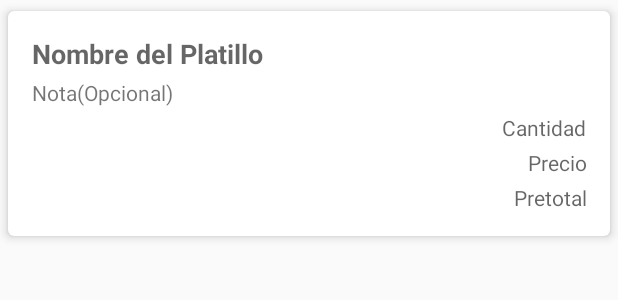
After one commit to JAntonioCV/XallyApp, an Android app: the layout detalle_orden_item.xml on its own in the app's theme, with its tools: preview values and no code run, on a phone screen of 412 x 824 dp. The commit adds this screen. Shown: the top 300 px of the screen. Run offline under Robolectric (Android 15) with nearby library versions, the phone set to English and light mode, and no system bars; network calls fail.

Commit message:
Detalle de las ordenes

```diff
--- a/app/src/main/java/com/jantonioc/xallyapp/Fragments/Categorias.java
+++ b/app/src/main/java/com/jantonioc/xallyapp/Fragments/Categorias.java
@@ -3,11 +3,13 @@ package com.jantonioc.xallyapp.Fragments;
 
 import android.os.Bundle;
 
+import androidx.annotation.NonNull;
 import androidx.appcompat.app.AlertDialog;
 import androidx.appcompat.widget.Toolbar;
 import androidx.fragment.app.Fragment;
 import androidx.fragment.app.FragmentManager;
 import androidx.fragment.app.FragmentTransaction;
+import androidx.recyclerview.widget.ItemTouchHelper;
 import androidx.recyclerview.widget.LinearLayoutManager;
 import androidx.recyclerview.widget.RecyclerView;
 
@@ -79,6 +81,7 @@ public class Categorias extends Fragment implements CategoriaAdapter.Evento {
 
         progressBar= rootView.findViewById(R.id.progressBar);
         progressBar.setVisibility(View.VISIBLE);
+
         listaCategoria();
 
         return rootView;
--- a/app/src/main/java/com/jantonioc/xallyapp/Fragments/Menus.java
+++ b/app/src/main/java/com/jantonioc/xallyapp/Fragments/Menus.java
@@ -252,6 +252,8 @@ public class Menus extends Fragment {
 
                         detalleDeOrden.setCantidad(Integer.valueOf(txtcantidad.getEditText().getText().toString()));
                         detalleDeOrden.setNota(txtnota.getEditText().getText().toString());
+                        detalleDeOrden.setNombreplatillo(obj.getDescripcion());
+                        detalleDeOrden.setPrecio(obj.getPrecio());
                         detalleDeOrden.setMenuid(obj.getId());
                         detalleDeOrden.setOrdenid(1);
 
--- /dev/null
+++ b/app/src/main/res/drawable/ic_send_white.xml
@@ -0,0 +1,5 @@
+<vector android:height="24dp" android:tint="#FFFFFF"
+    android:viewportHeight="24.0" android:viewportWidth="24.0"
+    android:width="24dp" xmlns:android="http://schemas.android.com/apk/res/android">
+    <path android:fillColor="#FF000000" android:pathData="M2.01,21L23,12 2.01,3 2,10l15,2 -15,2z"/>
+</vector>
--- /dev/null
+++ b/app/src/main/res/layout/detalle_orden_item.xml
@@ -0,0 +1,75 @@
+<?xml version="1.0" encoding="utf-8"?>
+<androidx.cardview.widget.CardView xmlns:android="http://schemas.android.com/apk/res/android"
+    xmlns:app="http://schemas.android.com/apk/res-auto"
+    xmlns:tools="http://schemas.android.com/tools"
+    android:layout_width="match_parent"
+    android:layout_height="wrap_content"
+    app:cardCornerRadius="4dp"
+    app:cardElevation="4dp"
+    app:cardUseCompatPadding="true"
+    tools:ignore="Overdraw">
+
+    <LinearLayout
+        android:id="@+id/flag"
+        android:layout_width="match_parent"
+        android:layout_height="wrap_content"
+        android:orientation="vertical">
+
+        <LinearLayout
+            android:layout_width="match_parent"
+            android:layout_height="wrap_content"
+            android:orientation="vertical"
+            android:padding="16dp">
+
+            <!-- Title, secondary and supporting text -->
+            <TextView
+                android:id="@+id/itemplatillo"
+                android:layout_width="match_parent"
+                android:layout_height="wrap_content"
+                android:paddingBottom="4dp"
+                android:text="Nombre del Platillo"
+                android:textAppearance="@style/TextAppearance.AppCompat.Medium"
+                android:textStyle="bold" />
+
+            <TextView
+                android:id="@+id/itemnota"
+                android:layout_width="match_parent"
+                android:layout_height="wrap_content"
+                android:paddingBottom="4dp"
+                android:text="Nota(Opcional)"
+                android:textAppearance="@style/TextAppearance.AppCompat.Small" />
+
+            <TextView
+                android:id="@+id/itemcantidad"
+                android:layout_width="match_parent"
+                android:layout_height="wrap_content"
+                android:gravity="right"
+                android:paddingBottom="4dp"
+                android:text="Cantidad"
+                android:textAppearance="@style/TextAppearance.AppCompat.Small"
+                android:textColor="?android:attr/textColorSecondary" />
+
+            <TextView
+                android:id="@+id/itemprecio"
+                android:layout_width="match_parent"
+                android:layout_height="wrap_content"
+                android:gravity="right"
+                android:paddingBottom="4dp"
+                android:text="Precio"
+                android:textAppearance="@style/TextAppearance.AppCompat.Small"
+                android:textColor="?android:attr/textColorSecondary" />
+
+            <TextView
+                android:id="@+id/itempretotal"
+                android:layout_width="match_parent"
+                android:layout_height="wrap_content"
+                android:gravity="right"
+                android:text="Pretotal"
+                android:textAppearance="@style/TextAppearance.AppCompat.Small"
+                android:textColor="?android:attr/textColorSecondary" />
+
+        </LinearLayout>
+
+    </LinearLayout>
+
+</androidx.cardview.widget.CardView>
--- a/app/src/main/res/layout/fragment_menu.xml
+++ b/app/src/main/res/layout/fragment_menu.xml
@@ -17,6 +17,4 @@
         android:layout_width="match_parent"
         android:layout_height="match_parent" />
 
-
-
 </RelativeLayout>
```
Also changed, not shown: app/src/main/java/com/jantonioc/xallyapp/Adaptadores/DetalleOrdenAdapter.java (added, +95 -0 lines), app/src/main/java/com/jantonioc/xallyapp/Fragments/DetalleOrden.java (added, +174 -0 lines), app/src/main/java/com/jantonioc/xallyapp/MainActivity.java (+9 -1 lines), app/src/main/res/layout/fragment_detalle_orden.xml (added, +55 -0 lines), ln/src/main/java/com/jantonioc/ln/DetalleDeOrden.java (+23 -0 lines).
